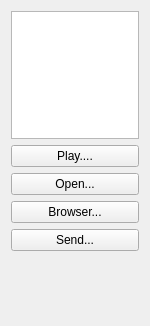
Qt form ui/windows/assetBrowser/forms/assetActions.ui (david-cattermole/qt-learning) before a commit.
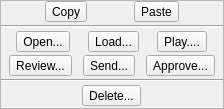
The same form after that commit.

Commit message: Changed UI sizes and orders (for user 'tab' presses). Removed 'type' filter combo box from file browser 'version selector'. Numerious UI changes to Asset Browser - overall shift of space used - tabs of asset details has been reorganised. Merged 'project / sequence / shot' combo boxes into a single widget for easier re-use.

What changed in the file:
```diff
--- a/ui/windows/assetBrowser/forms/assetActions.ui
+++ b/ui/windows/assetBrowser/forms/assetActions.ui
@@ -6,79 +6,142 @@
    <rect>
     <x>0</x>
     <y>0</y>
-    <width>136</width>
-    <height>326</height>
+    <width>224</width>
+    <height>109</height>
    </rect>
   </property>
   <property name="windowTitle">
    <string>Form</string>
   </property>
   <layout class="QVBoxLayout" name="verticalLayout">
+   <property name="spacing">
+    <number>0</number>
+   </property>
+   <property name="margin">
+    <number>0</number>
+   </property>
    <item>
-    <widget class="QGraphicsView" name="assetThumbnailIcon">
-     <property name="enabled">
-      <bool>true</bool>
+    <widget class="QFrame" name="frame">
+     <property name="frameShape">
+      <enum>QFrame::StyledPanel</enum>
      </property>
-     <property name="sizePolicy">
-      <sizepolicy hsizetype="Fixed" vsizetype="Fixed">
-       <horstretch>0</horstretch>
-       <verstretch>0</verstretch>
-      </sizepolicy>
+     <property name="frameShadow">
+      <enum>QFrame::Sunken</enum>
      </property>
-     <property name="maximumSize">
-      <size>
-       <width>128</width>
-       <height>128</height>
-      </size>
-     </property>
+     <layout class="QVBoxLayout" name="verticalLayout_2">
+      <property name="spacing">
+       <number>3</number>
+      </property>
+      <property name="margin">
+       <number>0</number>
+      </property>
+      <item>
+       <layout class="QHBoxLayout" name="copyPasteLayout">
+        <property name="spacing">
+         <number>3</number>
+        </property>
+        <item>
+         <widget class="QToolButton" name="copyToClipboardButton">
+          <property name="text">
+           <string>Copy</string>
+          </property>
     </widget>
    </item>
    <item>
-    <widget class="QPushButton" name="playButton">
+         <widget class="QToolButton" name="pasteFromClipboardButton">
      <property name="text">
-      <string>Play....</string>
+           <string>Paste</string>
      </property>
     </widget>
    </item>
+       </layout>
+      </item>
    <item>
-    <widget class="QPushButton" name="openButton">
+       <widget class="Line" name="line_1">
+        <property name="orientation">
+         <enum>Qt::Horizontal</enum>
+        </property>
+       </widget>
+      </item>
+      <item>
+       <layout class="QHBoxLayout" name="openLayout">
+        <property name="spacing">
+         <number>3</number>
+        </property>
+        <item>
+         <widget class="QToolButton" name="openButton">
      <property name="text">
       <string>Open...</string>
      </property>
     </widget>
    </item>
    <item>
-    <widget class="QPushButton" name="openBrowserButton">
-     <property name="sizePolicy">
-      <sizepolicy hsizetype="Minimum" vsizetype="Fixed">
-       <horstretch>0</horstretch>
-       <verstretch>0</verstretch>
-      </sizepolicy>
-     </property>
+         <widget class="QToolButton" name="loadButton">
+          <property name="text">
+           <string>Load...</string>
+          </property>
+         </widget>
+        </item>
+        <item>
+         <widget class="QToolButton" name="playButton">
      <property name="text">
-      <string>Browser...</string>
+           <string>Play....</string>
      </property>
     </widget>
    </item>
+       </layout>
+      </item>
    <item>
-    <widget class="QPushButton" name="sendButton">
+       <layout class="QHBoxLayout" name="processLayout">
+        <property name="spacing">
+         <number>3</number>
+        </property>
+        <item>
+         <widget class="QToolButton" name="reviewButton">
+          <property name="text">
+           <string>Review...</string>
+          </property>
+         </widget>
+        </item>
+        <item>
+         <widget class="QToolButton" name="sendButton">
      <property name="text">
       <string>Send...</string>
      </property>
     </widget>
    </item>
    <item>
-    <spacer name="verticalSpacer">
+         <widget class="QToolButton" name="approveButton">
+          <property name="text">
+           <string>Approve...</string>
+          </property>
+         </widget>
+        </item>
+       </layout>
+      </item>
+      <item>
+       <widget class="Line" name="line_2">
      <property name="orientation">
-      <enum>Qt::Vertical</enum>
-     </property>
-     <property name="sizeHint" stdset="0">
-      <size>
-       <width>125</width>
-       <height>71</height>
-      </size>
-     </property>
-    </spacer>
+         <enum>Qt::Horizontal</enum>
+        </property>
+       </widget>
+      </item>
+      <item>
+       <layout class="QHBoxLayout" name="deleteLayout">
+        <property name="spacing">
+         <number>3</number>
+        </property>
+        <item>
+         <widget class="QToolButton" name="deleteButton">
+          <property name="text">
+           <string>Delete...</string>
+          </property>
+         </widget>
+        </item>
+       </layout>
+      </item>
+     </layout>
+    </widget>
    </item>
   </layout>
  </widget>
```
Lines whose indentation alone changed are shown as unchanged. The commit also changes 20 other files.
